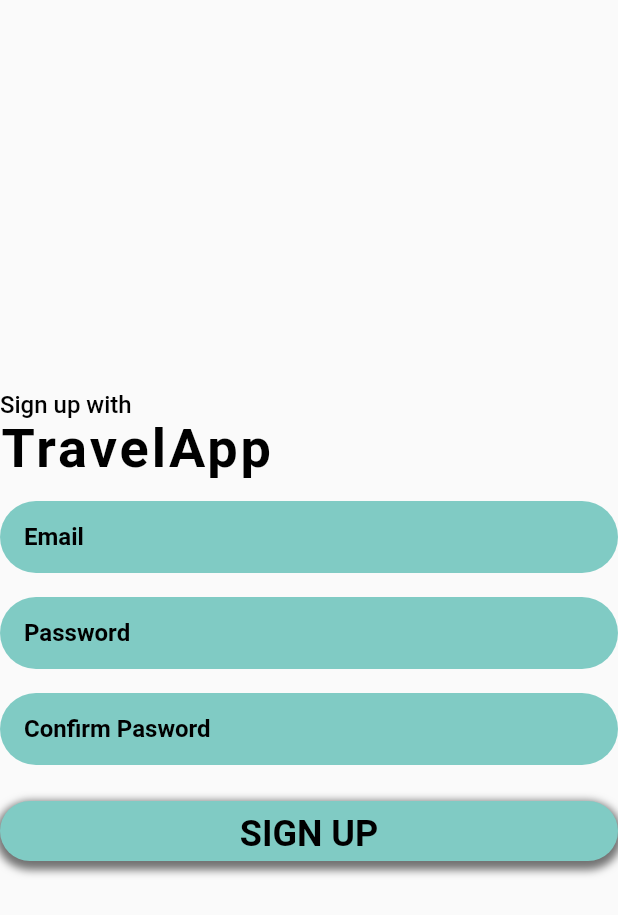
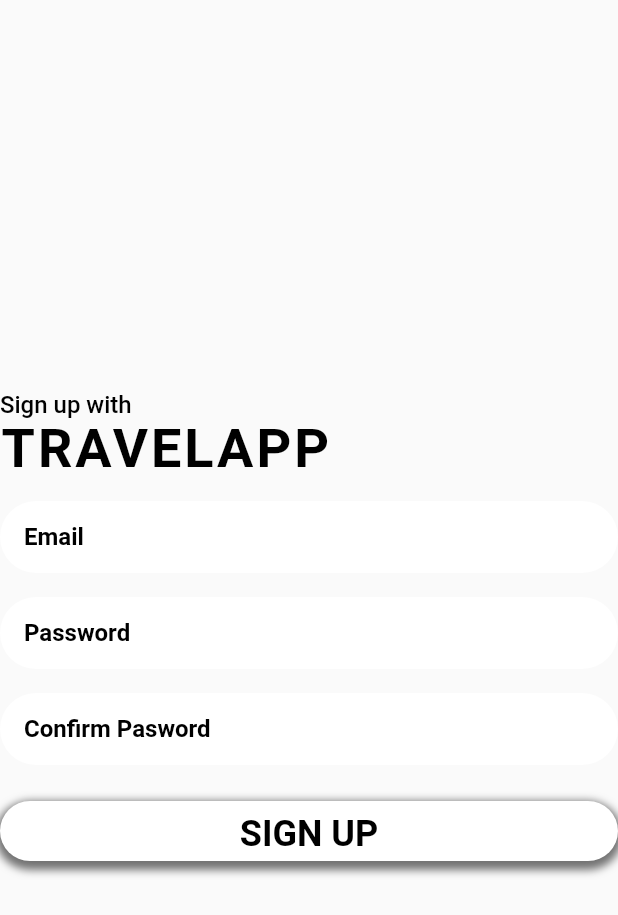
Before and after one commit to rumeysakyrk/osm_map, a Flutter app: the Login_SignUp widget shown alone on an empty page, opened directly, on a phone screen of 412 x 824 dp. Shown: the top 915 px of the screen. Run offline on Flutter 3.47's test engine with Material 2 defaults, Android fonts, the phone set to English and light mode, and no system bars.

```diff
--- a/lib/login.dart
+++ b/lib/login/login.dart
@@ -1,4 +1,6 @@
 import 'package:flutter/material.dart';
+
+import '../main_page.dart';
 
 class LoginScreen extends StatefulWidget {
   const LoginScreen({Key? key}) : super(key: key);
@@ -133,7 +135,9 @@ class _LoginScreenState extends State<LoginScreen> {
                 color: Colors.black,
               ),
             ),
-            onPressed: () {  },
+            onPressed: () {
+            Navigator.push(context, MaterialPageRoute(builder: (context)=>MainPage()));
+            },
           ),
           ),
         ),
--- a/lib/login_signup.dart
+++ b/lib/login/login_signup.dart
@@ -15,7 +15,8 @@ class _Login_SignUpState extends State<Login_SignUp> {
   final confirmPasswordEditingController = TextEditingController();
   final passwordEditingController = TextEditingController();
   @override
-  Widget build(BuildContext context) {final emailField= TextFormField(
+  Widget build(BuildContext context) {
+    final emailField= TextFormField(
     autofocus: false,
     keyboardType: TextInputType.emailAddress,
     controller: emailEditingController,
@@ -38,7 +39,7 @@ class _Login_SignUpState extends State<Login_SignUp> {
         ),
       ),
       filled: true,
-      fillColor: Colors.teal.shade200,
+      fillColor: Colors.white,
       contentPadding: EdgeInsets.symmetric(horizontal: 16, vertical: 0),
     ),
   );
@@ -67,7 +68,7 @@ class _Login_SignUpState extends State<Login_SignUp> {
         ),
       ),
       filled: true,
-      fillColor: Colors.teal.shade200,
+      fillColor: Colors.white,
       contentPadding: EdgeInsets.symmetric(horizontal: 16, vertical: 0),
     ),
   );
@@ -95,7 +96,7 @@ class _Login_SignUpState extends State<Login_SignUp> {
         ),
       ),
       filled: true,
-      fillColor: Colors.teal.shade200,
+      fillColor: Colors.white,
       contentPadding: EdgeInsets.symmetric(horizontal: 16, vertical: 0),
     ),
   );
@@ -112,7 +113,7 @@ class _Login_SignUpState extends State<Login_SignUp> {
             fontWeight: FontWeight.w500),
       ),
       Text(
-        "TravelApp",
+        "TRAVELAPP",
         style: TextStyle(
           fontSize: 36,
           fontWeight: FontWeight.bold,
@@ -135,7 +136,7 @@ class _Login_SignUpState extends State<Login_SignUp> {
       Container(
         height: 40,
         decoration: BoxDecoration(
-          color: Colors.teal.shade200,
+          color: Colors.white,
           borderRadius: BorderRadius.all(
             Radius.circular(25),
           ),
--- a/lib/signup_option.dart
+++ b/lib/login/signup_option.dart
@@ -27,7 +27,7 @@ class SignUpOption extends StatelessWidget {
         Container(
           height: 40,
           decoration: BoxDecoration(
-            color: Colors.teal.shade200,
+            color: Colors.white,
             borderRadius: BorderRadius.all(
               Radius.circular(25),
             ),
--- a/pubspec.yaml
+++ b/pubspec.yaml
@@ -35,6 +35,7 @@ dependencies:
   # Use with the CupertinoIcons class for iOS style icons.
   cupertino_icons: ^1.0.2
   flutter_pw_validator: ^1.4.2
+  flutter_map: ^2.1.1
 
 dev_dependencies:
   flutter_test:
```
Also changed, not shown: lib/main.dart (+6 -6 lines), lib/login/login_option.dart (renamed from lib/login_option.dart), pubspec.lock, 1 other file.
